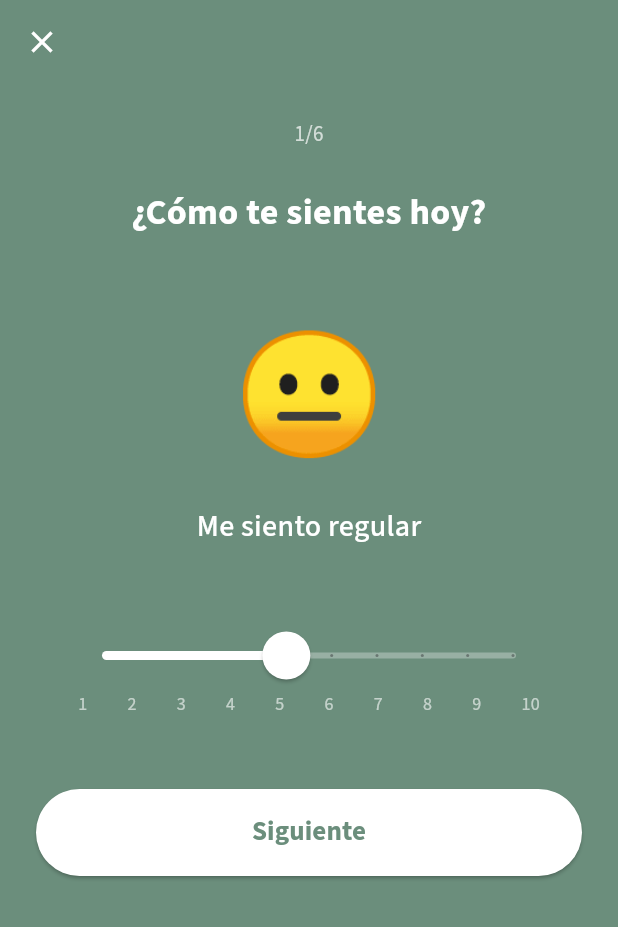
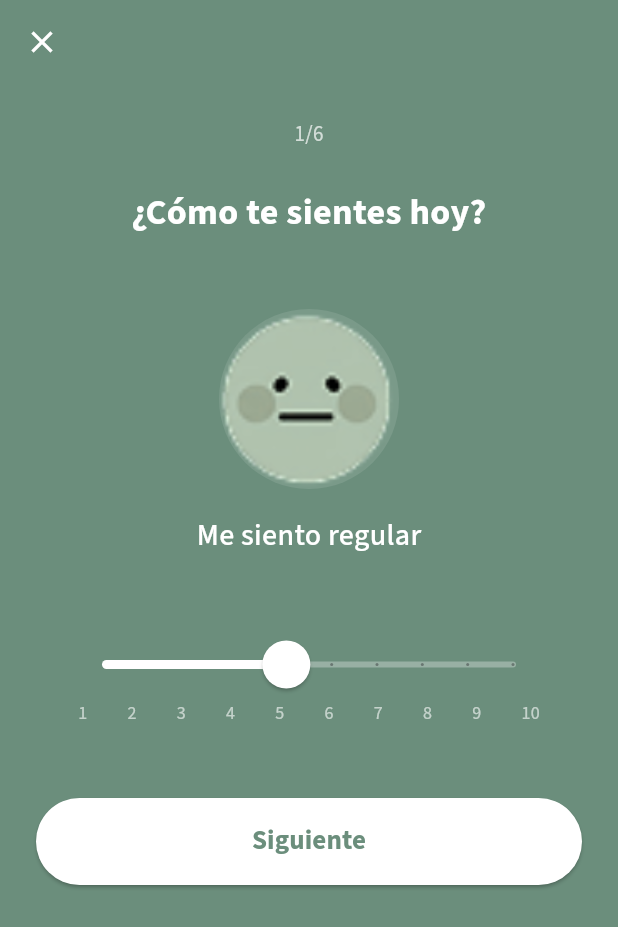
Before and after one commit to Soft-Focus-App-Movile/MobileAppFlutter, a Flutter app: the CheckInFormScreen screen opened by its route, on a phone screen of 412 x 824 dp. Shown: the top 927 px of the screen. Run offline on Flutter 3.47's test engine with Material 3 defaults, Android fonts, the phone set to English and light mode, and no system bars; our stand-ins replace cached_network_image, dartz, dio, equatable, file_picker, fl_chart and 11 more; missing offline and left inert: signalr_netcore; accounts and stored records are empty.

Commit message:
feat:fixing mood selection

```diff
--- /dev/null
+++ b/lib/core/utils/mood_helper.dart
@@ -0,0 +1,38 @@
+class MoodHelper {
+  static String getMoodImage(int level) {
+    if (level <= 2) return 'assets/images/calendar_emoji_angry.png';
+    if (level <= 4) return 'assets/images/calendar_emoji_sad.png';
+    if (level <= 6) return 'assets/images/calendar_emoji_serius.png';
+    if (level <= 8) return 'assets/images/calendar_emoji_happy.png';
+    return 'assets/images/calendar_emoji_joy.png';
+  }
+
+  static String getMoodDescription(int level) {
+    if (level <= 2) return 'Me siento terrible';
+    if (level <= 4) return 'Me siento mal';
+    if (level <= 6) return 'Me siento regular';
+    if (level <= 8) return 'Me siento bien';
+    return 'Me siento excelente';
+  }
+
+  static String getMoodImageFromEmoji(String emoji) {
+    switch (emoji) {
+      case '😢':
+        return 'assets/images/calendar_emoji_angry.png';
+      case '😕':
+        return 'assets/images/calendar_emoji_sad.png';
+      case '😐':
+        return 'assets/images/calendar_emoji_serius.png';
+      case '🙂':
+        return 'assets/images/calendar_emoji_happy.png';
+      case '😄':
+        return 'assets/images/calendar_emoji_joy.png';
+      default:
+        return 'assets/images/calendar_emoji_serius.png';
+    }
+  }
+
+  static String getMoodImageFromLevel(int level) {
+    return getMoodImage(level);
+  }
+}
--- a/lib/features/tracking/presentation/widgets/check_in/mood_selection_step.dart
+++ b/lib/features/tracking/presentation/widgets/check_in/mood_selection_step.dart
@@ -1,4 +1,5 @@
 import 'package:flutter/material.dart';
+import '../../../../../core/utils/mood_helper.dart';
 
 class MoodSelectionStep extends StatelessWidget {
   final int selectedMood;
@@ -12,21 +13,7 @@ class MoodSelectionStep extends StatelessWidget {
     required this.onNext,
   }) : super(key: key);
 
-  String _getMoodEmoji(int level) {
-    if (level <= 2) return '😢';
-    if (level <= 4) return '😕';
-    if (level <= 6) return '😐';
-    if (level <= 8) return '🙂';
-    return '😄';
-  }
 
-  String _getMoodDescription(int level) {
-    if (level <= 2) return 'Me siento terrible';
-    if (level <= 4) return 'Me siento mal';
-    if (level <= 6) return 'Me siento regular';
-    if (level <= 8) return 'Me siento bien';
-    return 'Me siento excelente';
-  }
 
   @override
   Widget build(BuildContext context) {
@@ -44,15 +31,26 @@ class MoodSelectionStep extends StatelessWidget {
         ),
         const SizedBox(height: 48),
 
-        // Emoji display
-        Text(
-          _getMoodEmoji(selectedMood),
-          style: const TextStyle(fontSize: 80),
+        // Mood image display
+        Container(
+          width: 120,
+          height: 120,
+          decoration: BoxDecoration(
+            borderRadius: BorderRadius.circular(60),
+            color: Colors.white.withOpacity(0.1),
+          ),
+          child: ClipRRect(
+            borderRadius: BorderRadius.circular(60),
+            child: Image.asset(
+              MoodHelper.getMoodImage(selectedMood),
+              fit: BoxFit.cover,
+            ),
+          ),
         ),
         const SizedBox(height: 16),
 
         Text(
-          _getMoodDescription(selectedMood),
+          MoodHelper.getMoodDescription(selectedMood),
           style: const TextStyle(
             color: Colors.white,
             fontSize: 20,
```
Also changed, not shown: lib/features/tracking/presentation/screens/check_in_form_screen.dart (+2 -9 lines), lib/features/tracking/presentation/screens/progress_screen.dart (+49 -139 lines), lib/features/tracking/presentation/widgets/calendar/emotional_calendar_grid.dart (+11 -3 lines), lib/features/tracking/presentation/widgets/check_in/symptoms_selection_step.dart (+16 -16 lines).
